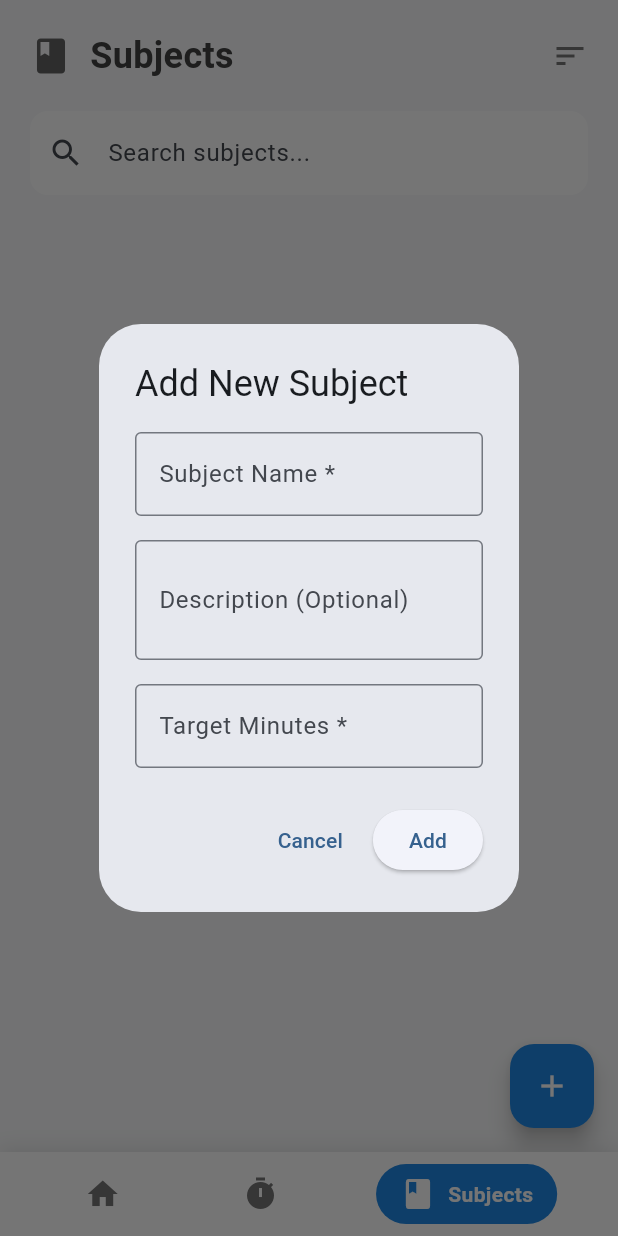
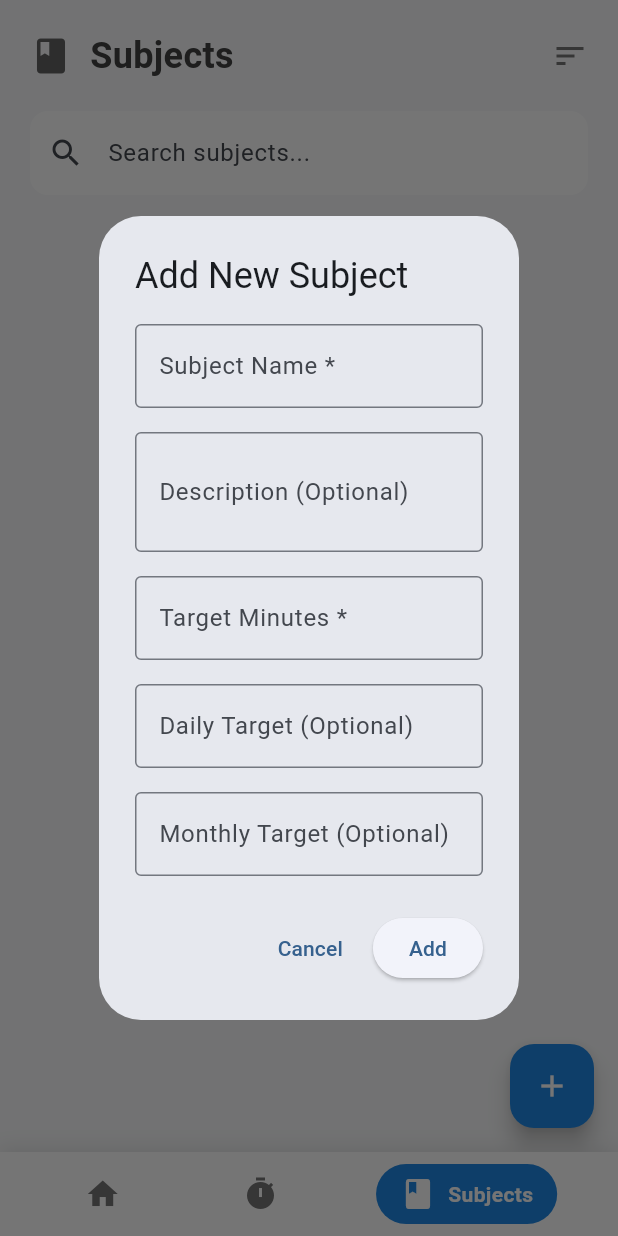
Before and after one commit to suvojit213/study_planner, a Flutter app: the screen it shows after launch, item 2 of the bottom bar chosen, after a tap on the "book" icon, after a tap on the "add" icon, on a phone screen of 412 x 824 dp. Run offline on Flutter 3.47's test engine with Material 3 defaults, Android fonts, the phone set to English and light mode, and no system bars; our stand-ins replace sqflite; accounts and stored records are empty.

Commit message:
feat: add daily and monthly targets for subjects

```diff
--- a/lib/database/database_helper.dart
+++ b/lib/database/database_helper.dart
@@ -20,9 +20,17 @@ class DatabaseHelper {
     String path = join(await getDatabasesPath(), 'study_planner.db');
     return await openDatabase(
       path,
-      version: 1,
+      version: 2,
       onCreate: _onCreate,
+      onUpgrade: _onUpgrade,
     );
+  }
+
+  Future<void> _onUpgrade(Database db, int oldVersion, int newVersion) async {
+    if (oldVersion < 2) {
+      await db.execute('ALTER TABLE subjects ADD COLUMN daily_target_minutes INTEGER');
+      await db.execute('ALTER TABLE subjects ADD COLUMN monthly_target_minutes INTEGER');
+    }
   }
 
   Future<void> _onCreate(Database db, int version) async {
@@ -32,6 +40,8 @@ class DatabaseHelper {
         name TEXT NOT NULL,
         description TEXT,
         target_minutes INTEGER NOT NULL,
+        daily_target_minutes INTEGER,
+        monthly_target_minutes INTEGER,
         created_at INTEGER NOT NULL
       )
     ''');
--- a/lib/models/subject.dart
+++ b/lib/models/subject.dart
@@ -3,6 +3,8 @@ class Subject {
   final String name;
   final String? description;
   final int targetMinutes;
+  final int? dailyTargetMinutes;
+  final int? monthlyTargetMinutes;
   final DateTime createdAt;
 
   Subject({
@@ -10,6 +12,8 @@ class Subject {
     required this.name,
     this.description,
     required this.targetMinutes,
+    this.dailyTargetMinutes,
+    this.monthlyTargetMinutes,
     required this.createdAt,
   });
 
@@ -19,6 +23,8 @@ class Subject {
       'name': name,
       'description': description,
       'target_minutes': targetMinutes,
+      'daily_target_minutes': dailyTargetMinutes,
+      'monthly_target_minutes': monthlyTargetMinutes,
       'created_at': createdAt.millisecondsSinceEpoch,
     };
   }
@@ -29,6 +35,8 @@ class Subject {
       name: map['name'],
       description: map['description'],
       targetMinutes: map['target_minutes'],
+      dailyTargetMinutes: map['daily_target_minutes'],
+      monthlyTargetMinutes: map['monthly_target_minutes'],
       createdAt: DateTime.fromMillisecondsSinceEpoch(map['created_at']),
     );
   }
@@ -38,6 +46,8 @@ class Subject {
     String? name,
     String? description,
     int? targetMinutes,
+    int? dailyTargetMinutes,
+    int? monthlyTargetMinutes,
     DateTime? createdAt,
   }) {
     return Subject(
@@ -45,6 +55,8 @@ class Subject {
       name: name ?? this.name,
       description: description ?? this.description,
       targetMinutes: targetMinutes ?? this.targetMinutes,
+      dailyTargetMinutes: dailyTargetMinutes ?? this.dailyTargetMinutes,
+      monthlyTargetMinutes: monthlyTargetMinutes ?? this.monthlyTargetMinutes,
       createdAt: createdAt ?? this.createdAt,
     );
   }
--- a/lib/screens/subjects_screen.dart
+++ b/lib/screens/subjects_screen.dart
@@ -48,6 +48,8 @@ class _SubjectsScreenState extends State<SubjectsScreen> {
     final nameController = TextEditingController();
     final descriptionController = TextEditingController();
     final targetController = TextEditingController();
+    final dailyTargetController = TextEditingController();
+    final monthlyTargetController = TextEditingController();
 
     showDialog(
       context: context,
@@ -83,6 +85,26 @@ class _SubjectsScreenState extends State<SubjectsScreen> {
                 ),
                 keyboardType: TextInputType.number,
               ),
+              const SizedBox(height: 16),
+              TextField(
+                controller: dailyTargetController,
+                decoration: const InputDecoration(
+                  labelText: 'Daily Target (Optional)',
+                  border: OutlineInputBorder(),
+                  suffixText: 'minutes',
+                ),
+                keyboardType: TextInputType.number,
+              ),
+              const SizedBox(height: 16),
+              TextField(
+                controller: monthlyTargetController,
+                decoration: const InputDecoration(
+                  labelText: 'Monthly Target (Optional)',
+                  border: OutlineInputBorder(),
+                  suffixText: 'minutes',
+                ),
+                keyboardType: TextInputType.number,
+              ),
             ],
           ),
         ),
@@ -105,12 +127,17 @@ class _SubjectsScreenState extends State<SubjectsScreen> {
                 return;
               }
 
+              final dailyTarget = int.tryParse(dailyTargetController.text);
+              final monthlyTarget = int.tryParse(monthlyTargetController.text);
+
               final success = await _subjectService.addSubject(
                 name: nameController.text.trim(),
                 description: descriptionController.text.trim().isEmpty
                     ? null
                     : descriptionController.text.trim(),
                 targetMinutes: targetMinutes,
+                dailyTargetMinutes: dailyTarget,
+                monthlyTargetMinutes: monthlyTarget,
               );
 
               if (success) {
@@ -131,6 +158,8 @@ class _SubjectsScreenState extends State<SubjectsScreen> {
     final nameController = TextEditingController(text: subject.name);
     final descriptionController = TextEditingController(text: subject.description ?? '');
     final targetController = TextEditingController(text: subject.targetMinutes.toString());
+    final dailyTargetController = TextEditingController(text: subject.dailyTargetMinutes?.toString() ?? '');
+    final monthlyTargetController = TextEditingController(text: subject.monthlyTargetMinutes?.toString() ?? '');
 
     showDialog(
       context: context,
@@ -166,6 +195,26 @@ class _SubjectsScreenState extends State<SubjectsScreen> {
                 ),
                 keyboardType: TextInputType.number,
               ),
+              const SizedBox(height: 16),
+              TextField(
+                controller: dailyTargetController,
+                decoration: const InputDecoration(
+                  labelText: 'Daily Target (Optional)',
+                  border: OutlineInputBorder(),
+                  suffixText: 'minutes',
+                ),
+                keyboardType: TextInputType.number,
+              ),
+              const SizedBox(height: 16),
+              TextField(
+                controller: monthlyTargetController,
+                decoration: const InputDecoration(
+                  labelText: 'Monthly Target (Optional)',
+                  border: OutlineInputBorder(),
+                  suffixText: 'minutes',
+                ),
+                keyboardType: TextInputType.number,
+              ),
             ],
           ),
         ),
@@ -188,12 +237,17 @@ class _SubjectsScreenState extends State<SubjectsScreen> {
                 return;
               }
 
+              final dailyTarget = int.tryParse(dailyTargetController.text);
+              final monthlyTarget = int.tryParse(monthlyTargetController.text);
+
               final updatedSubject = subject.copyWith(
                 name: nameController.text.trim(),
                 description: descriptionController.text.trim().isEmpty
                     ? null
                     : descriptionController.text.trim(),
                 targetMinutes: targetMinutes,
+                dailyTargetMinutes: dailyTarget,
+                monthlyTargetMinutes: monthlyTarget,
               );
 
               final success = await _subjectService.updateSubject(updatedSubject);
--- a/lib/services/subject_service.dart
+++ b/lib/services/subject_service.dart
@@ -32,6 +32,8 @@ class SubjectService extends ChangeNotifier {
     required String name,
     String? description,
     required int targetMinutes,
+    int? dailyTargetMinutes,
+    int? monthlyTargetMinutes,
   }) async {
     try {
       // Check if subject with same name already exists
@@ -43,6 +45,8 @@ class SubjectService extends ChangeNotifier {
         name: name,
         description: description,
         targetMinutes: targetMinutes,
+        dailyTargetMinutes: dailyTargetMinutes,
+        monthlyTargetMinutes: monthlyTargetMinutes,
         createdAt: DateTime.now(),
       );
 
```
Also changed, not shown: lib/screens/subject_details_screen.dart (+12 -20 lines).
